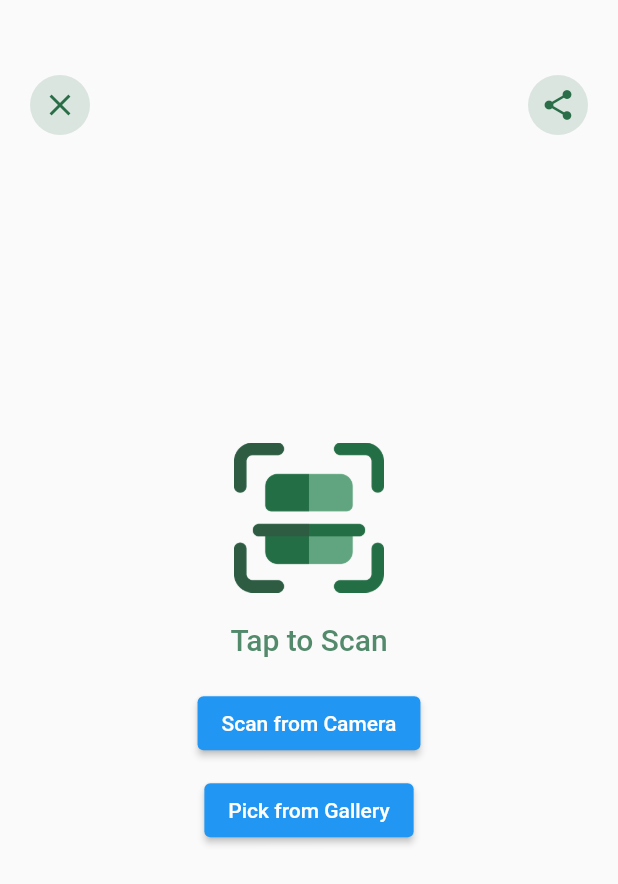
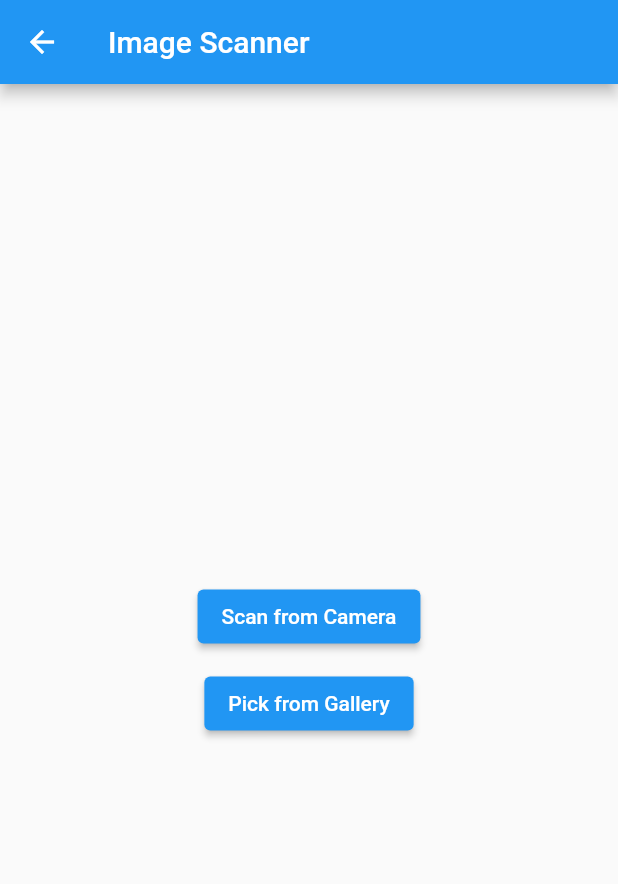
Before and after one commit to RoaaM/green_heart, a Flutter app: the ScanPage screen opened directly, on a phone screen of 412 x 824 dp. Shown: the top 884 px of the screen. Run offline on Flutter 3.47's test engine with Material 2 defaults, Android fonts, the light colour scheme and no system bars; our stand-ins replace animated_bottom_navigation_bar, image_picker, page_transition.

Commit message:
init commit

```diff
--- a/plant_care/lib/ui/scan_page.dart
+++ b/plant_care/lib/ui/scan_page.dart
@@ -1,7 +1,7 @@
 import 'package:flutter/material.dart';
-import 'package:plant_care/constants.dart';
 import 'package:image_picker/image_picker.dart';
-
+import 'package:plant_care/ui/screens/advice_page.dart';
+import 'package:plant_care/ui/screens/detail_page.dart';
 
 class ScanPage extends StatefulWidget {
   const ScanPage({Key? key}) : super(key: key);
@@ -10,107 +10,76 @@ class ScanPage extends StatefulWidget {
   State<ScanPage> createState() => _ScanPageState();
 }
 
-
 class _ScanPageState extends State<ScanPage> {
   final ImagePicker _imagePicker = ImagePicker();
-  PickedFile? _pickedImage;
+  XFile? _pickedImage;
 
   void _pickImage(ImageSource source) async {
     try {
-      _pickedImage = await _imagePicker.pickImage(source: source) as PickedFile?;
+      _pickedImage = await _imagePicker.pickImage(source: source);
       if (_pickedImage != null) {
-        // Process the image or perform scanning here
+        _showFloatingScreen();
       }
     } catch (e) {
       print('Error picking image: $e');
     }
   }
 
-  @override
-  Widget build(BuildContext context) {
-    Size size = MediaQuery.of(context).size;
-
-    return Scaffold(
-      body: Stack(
+  void _showFloatingScreen() {
+    showModalBottomSheet(
+      context: context,
+      builder: (BuildContext context) {
+        return Container(
+          padding: EdgeInsets.all(16.0),
+          child: Column(
+            mainAxisSize: MainAxisSize.min,
+            crossAxisAlignment: CrossAxisAlignment.stretch,
             children: [
-          Positioned(
-            top: 50,
-            left: 20,
-            right: 20,
-            child: Row(
-              mainAxisAlignment: MainAxisAlignment.spaceBetween,
-              children: [
-                GestureDetector(
-                  onTap: () {
-                    Navigator.pop(context);
+              ElevatedButton(
+                onPressed: () {
+                  Navigator.pop(context); // Close the modal bottom sheet
+                  Navigator.push(
+                    context,
+                    MaterialPageRoute(
+                      builder: (context) =>
+                          AdvicePage(), // Navigate to AdvicePage
+                    ),
+                  );
                 },
-                  child: Container(
-                    height: 40,
-                    width: 40,
-                    decoration: BoxDecoration(
-                      borderRadius: BorderRadius.circular(25),
-                      color: Constants.primaryColor.withOpacity(.15),
+                child: Text('Detect Disease'),
               ),
-                    child: Icon(
-                      Icons.close,
-                      color: Constants.primaryColor,
+              SizedBox(height: 10),
+              ElevatedButton(
+                onPressed: () {
+                  Navigator.pop(context); // Close the modal bottom sheet
+                  Navigator.push(
+                    context,
+                    MaterialPageRoute(
+                      builder: (context) => DetailPage(
+                        plantId: 0,
+                      ), // Navigate to DetailPage
                     ),
-                  ),
-                ),
-                GestureDetector(
-                  onTap: () {
-                    debugPrint('favorite');
+                  );
                 },
-                  child: Container(
-                    height: 40,
-                    width: 40,
-                    decoration: BoxDecoration(
-                      borderRadius: BorderRadius.circular(25),
-                      color: Constants.primaryColor.withOpacity(.15),
-                    ),
-                    child: IconButton(
-                      onPressed: () {},
-                      icon: Icon(
-                        Icons.share,
-                        color: Constants.primaryColor,
-                      ),
-                    ),
-                  ),
+                child: Text('Plant Care'),
               ),
             ],
           ),
+        );
+      },
+    );
+  }
+
+  @override
+  Widget build(BuildContext context) {
+    return Scaffold(
+      appBar: AppBar(
+        title: Text('Image Scanner'),
       ),
-          Positioned(
-            top: 100,
-            right: 20,
-            left: 20,
-            child: Container(
-              width: size.width * .8,
-              height: size.height * .8,
-              padding: const EdgeInsets.all(20),
-              child: Center(
+      body: Center(
         child: Column(
           mainAxisAlignment: MainAxisAlignment.center,
-                  crossAxisAlignment: CrossAxisAlignment.center,
           children: [
-                    Image.asset(
-                      'assets/images/code-scan.png',
-                      height: 100,
-                    ),
-                    const SizedBox(
-                      height: 20,
-                    ),
-                    Text(
-                      'Tap to Scan',
-                      style: TextStyle(
-                        color: Constants.primaryColor.withOpacity(.80),
-                        fontWeight: FontWeight.w500,
-                        fontSize: 20,
-                      ),
-                    ),
-                    const SizedBox(
-                      height: 20,
-                    ),
             ElevatedButton(
               onPressed: () {
                 _pickImage(ImageSource.camera); // Open camera for scanning
@@ -124,12 +93,17 @@ class _ScanPageState extends State<ScanPage> {
               },
               child: Text('Pick from Gallery'),
             ),
+            // Show floating screen after image is scanned or uploaded
+            if (_pickedImage != null)
+              FutureBuilder<XFile>(
+                future: Future.value(
+                    _pickedImage), // Create a completed future with the picked image
+                builder: (BuildContext context, AsyncSnapshot<XFile> snapshot) {
+                  return Container();
+                },
+              ),
           ],
         ),
-              ),
-            ),
-          ),
-        ],
       ),
     );
   }
```
Also changed, not shown: plant_care/lib/ui/screens/advice_page.dart (+16 -5 lines), 6 other files. Lines whose indentation alone changed are shown as unchanged.
